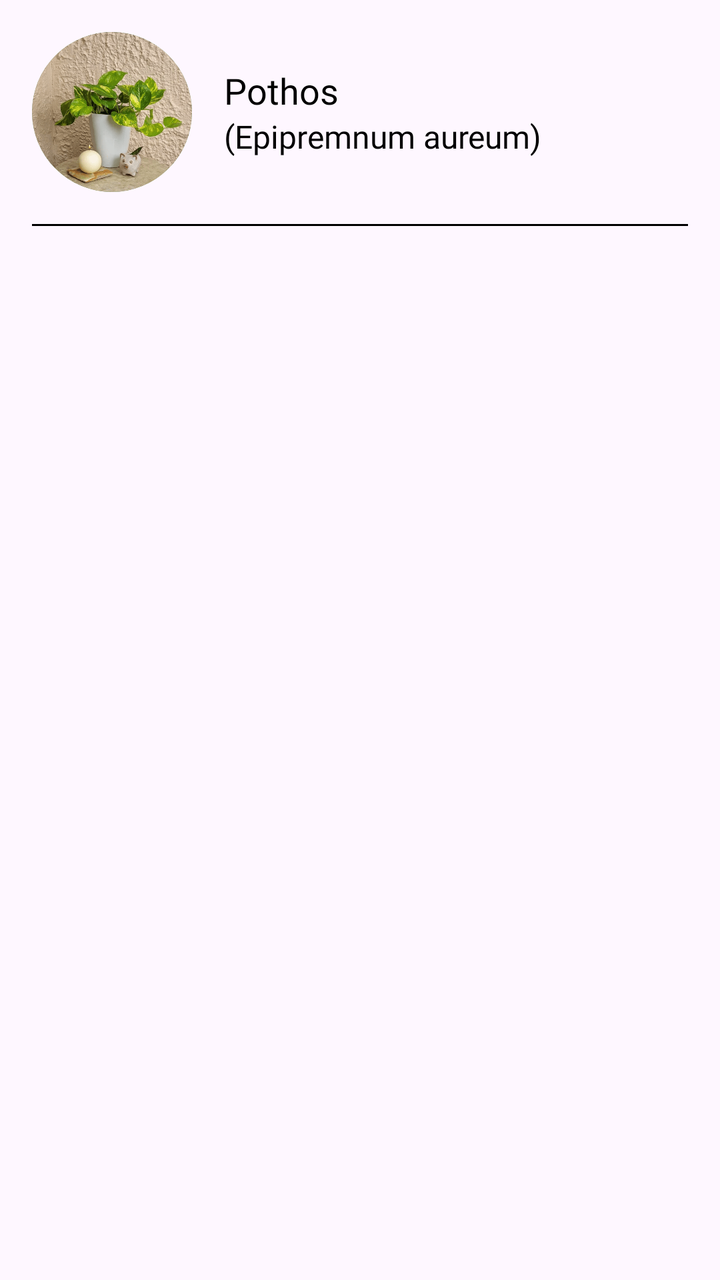
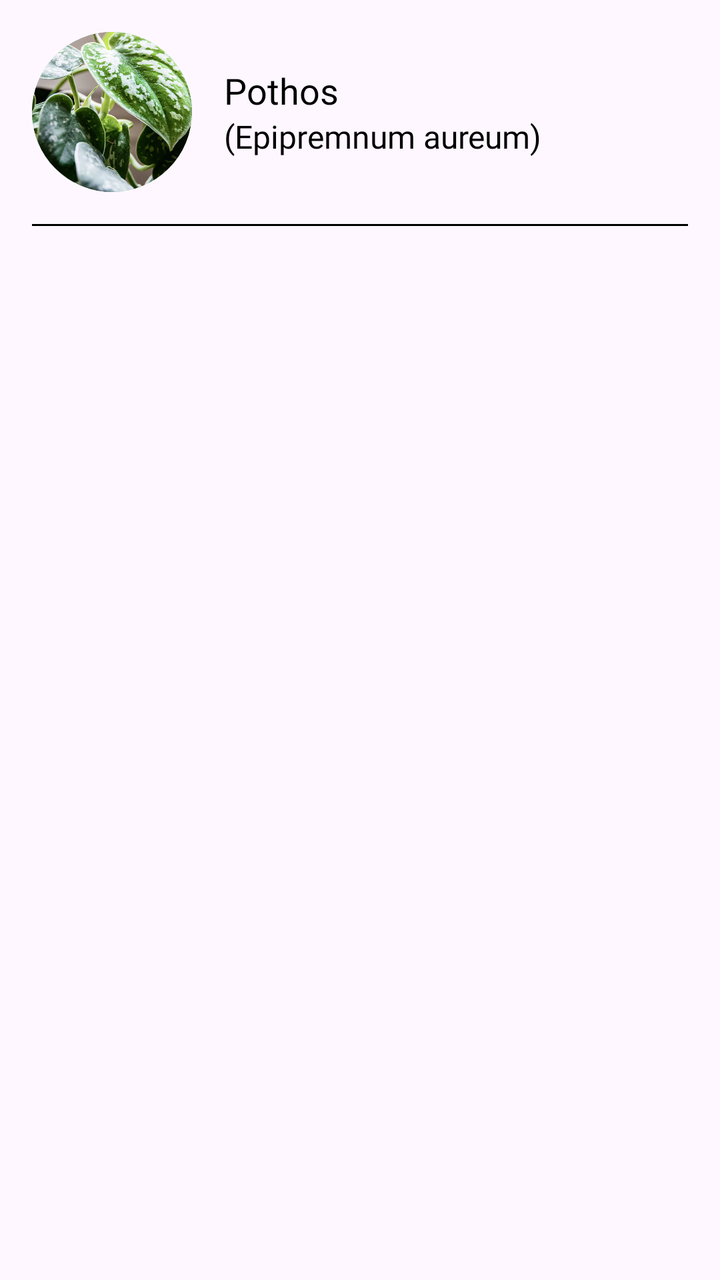

Screens rendered from an Android XML layout before and after an edit, with the pre-edit source and the edit as a unified diff.
<!-- AndroidManifest.xml: application theme Theme.Plantasya_MobileApp -->
<!-- res/layout/item_plant.xml -->
<?xml version="1.0" encoding="utf-8"?>
<LinearLayout xmlns:android="http://schemas.android.com/apk/res/android"
    android:layout_width="match_parent"
    android:layout_height="wrap_content"
    android:orientation="vertical">

    <LinearLayout
        android:layout_width="match_parent"
        android:layout_height="wrap_content"
        android:gravity="center_vertical"
        android:orientation="horizontal"
        android:padding="16dp">

        <ImageView
            android:id="@+id/ivPlant"
            android:layout_width="80dp"
            android:layout_height="80dp"
            android:scaleType="centerCrop"
            android:src="@drawable/pothos"
            android:background="@drawable/oval_mirror_frame"
            android:clipToOutline="true" />

        <LinearLayout
            android:layout_width="0dp"
            android:layout_height="wrap_content"
            android:layout_marginStart="16dp"
            android:layout_weight="1"
            android:orientation="vertical">

            <TextView
                android:id="@+id/tvPlantName"
                android:layout_width="wrap_content"
                android:layout_height="wrap_content"
                android:fontFamily="@font/crimsontext_regular"
                android:text="Pothos"
                android:textColor="@color/black"
                android:textSize="18sp" />

            <TextView
                android:id="@+id/tvScientificName"
                android:layout_width="wrap_content"
                android:layout_height="wrap_content"
                android:fontFamily="@font/crimsontext_regular"
                android:text="(Epipremnum aureum)"
                android:textColor="@color/black"
                android:textSize="16sp" />
        </LinearLayout>
    </LinearLayout>

    <View
        android:layout_width="match_parent"
        android:layout_height="1dp"
        android:layout_marginStart="16dp"
        android:layout_marginEnd="16dp"
        android:background="@color/black" />
</LinearLayout>
<!-- resources referenced by this layout -->
<resources>
  <color name="black">#FF000000</color>
  <!-- drawable oval_mirror_frame (drawable) -->
  <?xml version="1.0" encoding="utf-8"?>
  <shape xmlns:android="http://schemas.android.com/apk/res/android"
      android:shape="oval">
      <stroke
          android:width="4dp"
          android:color="@color/land_bg" />
      <solid android:color="@android:color/transparent" />
  </shape>
  <!-- drawable pothos: png bitmap (drawable, 189751 bytes) -->
  <style name="Theme.Plantasya_MobileApp" parent="Base.Theme.Plantasya_MobileApp" />
  <color name="land_bg">#398945</color>
  <style name="Base.Theme.Plantasya_MobileApp" parent="Theme.Material3.DayNight.NoActionBar">
          
          
      </style>
</resources>

<!-- the commit's change to res/layout/item_plant.xml (unified diff, before → after) -->
@@ -16,7 +16,7 @@
             android:layout_width="80dp"
             android:layout_height="80dp"
             android:scaleType="centerCrop"
-            android:src="@drawable/pothos"
+            android:src="@drawable/cover_pothos"
             android:background="@drawable/oval_mirror_frame"
             android:clipToOutline="true" />
 
<!-- resource entries referenced after the edit -->
@@ -1,6 +1,7 @@
 <!-- resources referenced by this layout -->
 <resources>
   <color name="black">#FF000000</color>
+  <!-- drawable cover_pothos: webp bitmap (drawable, 107362 bytes) -->
   <!-- drawable oval_mirror_frame (drawable) -->
   <?xml version="1.0" encoding="utf-8"?>
   <shape xmlns:android="http://schemas.android.com/apk/res/android"
@@ -10,12 +11,13 @@
           android:color="@color/land_bg" />
       <solid android:color="@android:color/transparent" />
   </shape>
-  <!-- drawable pothos: png bitmap (drawable, 189751 bytes) -->
   <style name="Theme.Plantasya_MobileApp" parent="Base.Theme.Plantasya_MobileApp" />
   <color name="land_bg">#398945</color>
   <style name="Base.Theme.Plantasya_MobileApp" parent="Theme.Material3.DayNight.NoActionBar">
           
-          
+          <item name="android:windowLayoutInDisplayCutoutMode">shortEdges</item>
+          <item name="android:statusBarColor">@android:color/transparent</item>
+          <item name="android:navigationBarColor">@android:color/transparent</item>
       </style>
 </resources>
 
